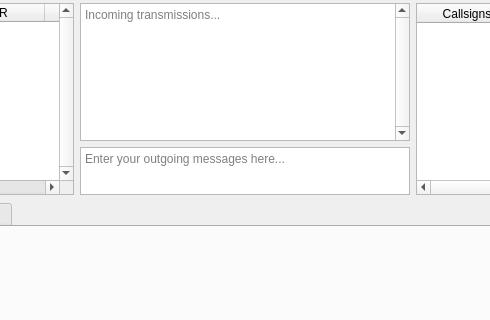
Above: src/ui/mainwindow.ui from GekkoFyre/small-world-deluxe before the change; both pictures show x 267 to 757 and y 126 to 446 of the 1024 by 768 pixel window. Below: the same form after it.
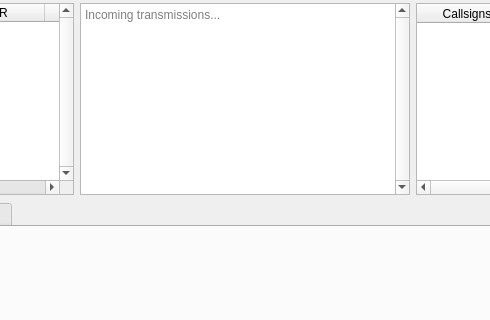
That is the form after the change.

Commit message: * Programmed the ability to submit messages via the sub-classing of `QPlainTextEdit` through the source files `gk_submit_msg.(h/c)pp`, which will be useful for transmitting (i.e. TX'ing) messages. We are readily approaching this stage of development!

```diff
--- a/src/ui/mainwindow.ui
+++ b/src/ui/mainwindow.ui
@@ -272,34 +272,6 @@
             </property>
            </widget>
           </item>
-          <item>
-           <widget class="QPlainTextEdit" name="plainTextEdit_mesg_outgoing">
-            <property name="sizePolicy">
-             <sizepolicy hsizetype="Expanding" vsizetype="MinimumExpanding">
-              <horstretch>0</horstretch>
-              <verstretch>0</verstretch>
-             </sizepolicy>
-            </property>
-            <property name="minimumSize">
-             <size>
-              <width>0</width>
-              <height>48</height>
-             </size>
-            </property>
-            <property name="maximumSize">
-             <size>
-              <width>16777215</width>
-              <height>48</height>
-             </size>
-            </property>
-            <property name="tabChangesFocus">
-             <bool>true</bool>
-            </property>
-            <property name="placeholderText">
-             <string>Enter your outgoing messages here...</string>
-            </property>
-           </widget>
-          </item>
          </layout>
         </widget>
        </item>
```
The commit also changes 20 other files.
